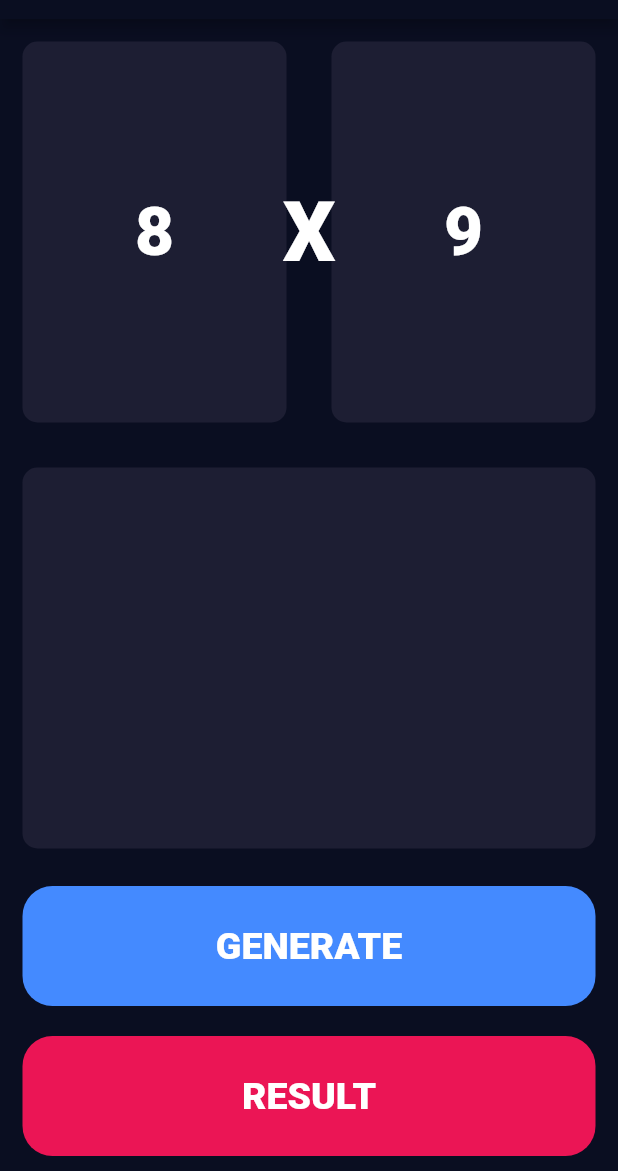
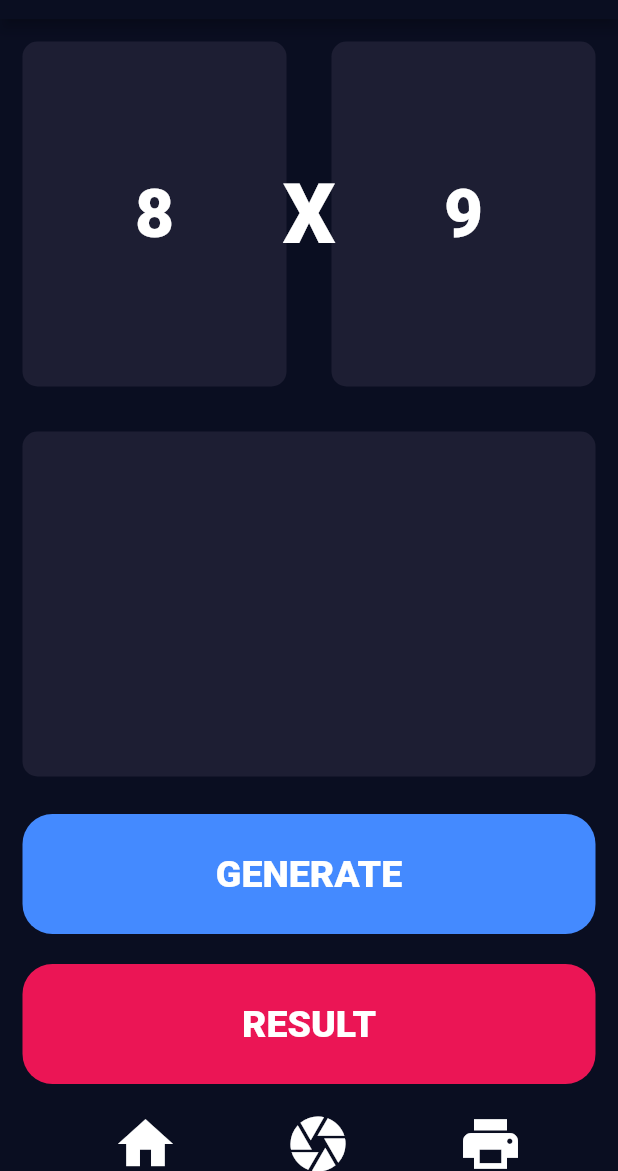
Before and after one commit to alonzoftware/flutter_multiplication_trainer_app, a Flutter app: the screen it shows after launch, after a tap on "GENERATE", on a phone screen of 412 x 824 dp, the part 65-1236 px from its top. Run offline on Flutter 3.47's test engine with Material 2 defaults, Android fonts, the phone set to English and light mode, and no system bars; our stand-ins replace audio_service, flutter_tts, just_audio, shared_preferences; missing offline and left inert: audio_session; statements that could not run were skipped.

Commit message:
Begin Bottom NavBar

```diff
--- a/lib/pages/input_page.dart
+++ b/lib/pages/input_page.dart
@@ -7,6 +7,7 @@ import 'package:flutter_multiplication_trainer_app/backgrounds/audio_background.
 import 'package:flutter_multiplication_trainer_app/helpers/constants.dart';
 import 'package:flutter_multiplication_trainer_app/preferences/shared_preferences.dart';
 import 'package:flutter_multiplication_trainer_app/widgets/bottom_button.dart';
+import 'package:flutter_multiplication_trainer_app/widgets/bottom_navbar.dart';
 import 'package:flutter_multiplication_trainer_app/widgets/reusable_card.dart';
 
 class InputPage extends StatefulWidget {
@@ -91,6 +92,7 @@ class _InputPageState extends State<InputPage> {
               color: Colors.blueAccent,
               onTap: generateFactor),
           BottomButton(text: 'RESULT', onTap: calculate),
+          BottomNavBar(),
         ],
       )),
     );
--- /dev/null
+++ b/lib/widgets/bottom_navbar.dart
@@ -0,0 +1,38 @@
+import 'package:flutter/material.dart';
+
+class BottomNavBar extends StatelessWidget {
+  final double iconSize = 44;
+
+  @override
+  Widget build(BuildContext context) {
+    return Row(
+      mainAxisAlignment: MainAxisAlignment.spaceEvenly,
+      children: [
+        IconButton(
+            icon: Icon(
+              Icons.home,
+              size: iconSize,
+            ),
+            onPressed: () {
+              print('Camera Pressed');
+            }),
+        IconButton(
+            icon: Icon(
+              Icons.camera,
+              size: iconSize,
+            ),
+            onPressed: () {
+              print('Camera Pressed');
+            }),
+        IconButton(
+            icon: Icon(
+              Icons.print,
+              size: iconSize,
+            ),
+            onPressed: () {
+              print('Camera Pressed');
+            }),
+      ],
+    );
+  }
+}
```
